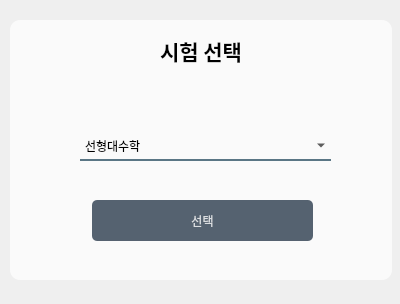
Old version of the form Application/design1.ui in the repository hhhhhhhhhhhhhhhhho/ISEEYOU.
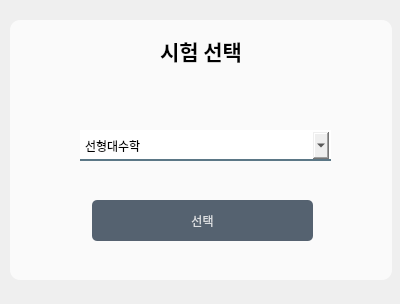
New version of the form.

Patch:
```diff
--- a/Application/design1.ui
+++ b/Application/design1.ui
@@ -56,10 +56,8 @@
     </rect>
    </property>
    <property name="styleSheet">
-    <string notr="true">background-color:rgba(0,0,0,0);
-border:2px solid rgba(0,0,0,0);
+    <string notr="true">border:2px solid rgba(0,0,0,0);
 border-bottom-color:rgba(46,82,101,200);
-color:rgb(0,0,0);
 padding-bottim:7px;</string>
    </property>
    <item>
```
